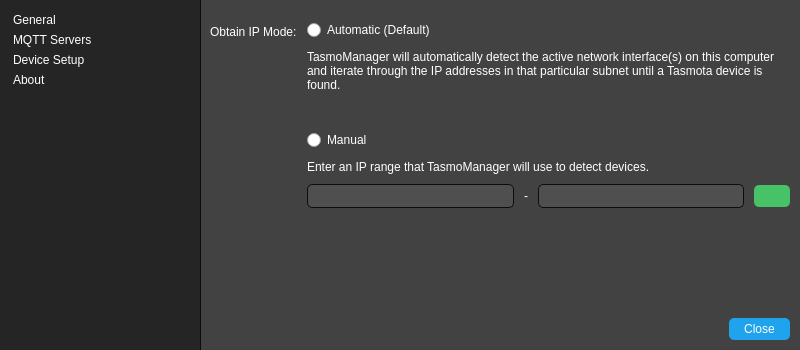
This is src/gui/preferencesdialog.ui in tom-23/TasmoManager as Qt 5 draws it before an edit. The edited form follows.
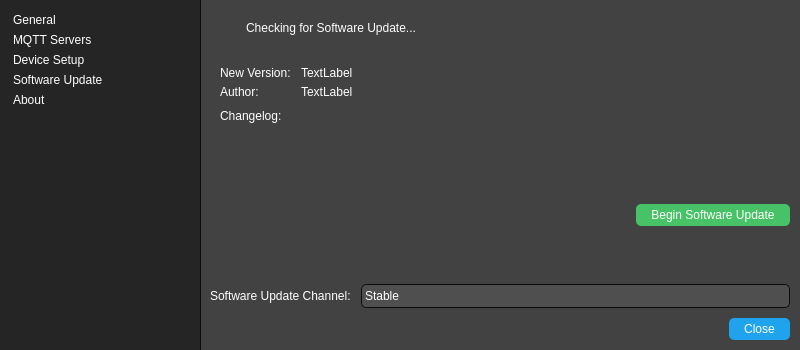
This is the edited form. Icons and pictures are not drawn.

Commit message: Added software update functionality which integrated nicely with GitHub Releases

```diff
--- a/src/gui/preferencesdialog.ui
+++ b/src/gui/preferencesdialog.ui
@@ -30,6 +30,11 @@
 	color: white;
 }
 
+#changelog {
+	background: transparent;
+	border: none;
+}
+
 QMessageBox {
 	background-color: rgb(37, 37, 37);
 }
@@ -96,18 +101,16 @@
 	border: 1px Solid #0C0C0C;
 }
 
-QComboBox::drop-down {border-width: 0px;} QComboBox::down-arrow {image: url(noimg); border-width: 0px;}
-
-QComboBox::drop-down {
-    background-color: rgb(66, 66, 66);
-	color: white;
-	border: 1px Solid #0C0C0C;
-}
+QComboBox::drop-down {border-width: 0px; } QComboBox::down-arrow {image: url(noimg); border-width: 0px;}
 
 #container {
 	background-color: rgb(66, 66, 66);
 	border: none;
 	border-left: 1px Solid #0C0C0C;
+}
+
+#qt_msgbox_informativelabel {
+	color: rgb(146, 146, 146);
 }</string>
   </property>
   <layout class="QHBoxLayout" name="horizontalLayout">
@@ -170,6 +173,15 @@
         <normaloff>:/24/assets/24_bulb_square.svg</normaloff>:/24/assets/24_bulb_square.svg</iconset>
       </property>
      </item>
+     <item>
+      <property name="text">
+       <string>Software Update</string>
+      </property>
+      <property name="icon">
+       <iconset resource="../../resources/resources.qrc">
+        <normaloff>:/24/assets/24_swupdate_square.svg</normaloff>:/24/assets/24_swupdate_square.svg</iconset>
+      </property>
+     </item>
      <item>
       <property name="text">
        <string>About</string>
@@ -202,7 +214,7 @@
       <item>
        <widget class="QStackedWidget" name="stackedWidget">
         <property name="currentIndex">
-         <number>2</number>
+         <number>3</number>
         </property>
         <widget class="QWidget" name="generalPage">
          <layout class="QFormLayout" name="formLayout_3">
@@ -513,6 +525,263 @@
           </item>
          </layout>
         </widget>
+        <widget class="QWidget" name="softwareUpdatePage">
+         <layout class="QVBoxLayout" name="verticalLayout_9">
+          <property name="spacing">
+           <number>10</number>
+          </property>
+          <property name="leftMargin">
+           <number>0</number>
+          </property>
+          <property name="topMargin">
+           <number>0</number>
+          </property>
+          <property name="rightMargin">
+           <number>0</number>
+          </property>
+          <property name="bottomMargin">
+           <number>0</number>
+          </property>
+          <item>
+           <widget class="QWidget" name="checkForUpdatesWIdget" native="true">
+            <layout class="QHBoxLayout" name="horizontalLayout_9">
+             <property name="spacing">
+              <number>10</number>
+             </property>
+             <property name="leftMargin">
+              <number>10</number>
+             </property>
+             <property name="topMargin">
+              <number>10</number>
+             </property>
+             <property name="rightMargin">
+              <number>10</number>
+             </property>
+             <property name="bottomMargin">
+              <number>10</number>
+             </property>
+             <item>
+              <widget class="QLabel" name="spinner">
+               <property name="minimumSize">
+                <size>
+                 <width>16</width>
+                 <height>16</height>
+                </size>
+               </property>
+               <property name="maximumSize">
+                <size>
+                 <width>16</width>
+                 <height>16</height>
+                </size>
+               </property>
+               <property name="text">
+                <string/>
+               </property>
+              </widget>
+             </item>
+             <item>
+              <widget class="QLabel" name="checkForUpdatesStatus">
+               <property name="text">
+                <string>Checking for Software Update...</string>
+               </property>
+              </widget>
+             </item>
+            </layout>
+           </widget>
+          </item>
+          <item>
+           <widget class="QWidget" name="softwareUpdateWidget" native="true">
+            <layout class="QVBoxLayout" name="verticalLayout_7">
+             <property name="spacing">
+              <number>0</number>
+             </property>
+             <property name="leftMargin">
+              <number>0</number>
+             </property>
+             <property name="topMargin">
+              <number>0</number>
+             </property>
+             <property name="rightMargin">
+              <number>0</number>
+             </property>
+             <property name="bottomMargin">
+              <number>0</number>
+             </property>
+             <item>
+              <layout class="QFormLayout" name="formLayout">
+               <property name="fieldGrowthPolicy">
+                <enum>QFormLayout::ExpandingFieldsGrow</enum>
+               </property>
+               <property name="horizontalSpacing">
+                <number>10</number>
+               </property>
+               <property name="verticalSpacing">
+                <number>5</number>
+               </property>
+               <property name="leftMargin">
+                <number>10</number>
+               </property>
+               <property name="topMargin">
+                <number>10</number>
+               </property>
+               <property name="rightMargin">
+                <number>0</number>
+               </property>
+               <property name="bottomMargin">
+                <number>0</number>
+               </property>
+               <item row="0" column="0">
+                <widget class="QLabel" name="label_4">
+                 <property name="text">
+                  <string>New Version:</string>
+                 </property>
+                </widget>
+               </item>
+               <item row="0" column="1">
+                <widget class="QLabel" name="newVersionLabel">
+                 <property name="text">
+                  <string>TextLabel</string>
+                 </property>
+                </widget>
+               </item>
+               <item row="1" column="0">
+                <widget class="QLabel" name="label_7">
+                 <property name="text">
+                  <string>Author:</string>
+                 </property>
+                </widget>
+               </item>
+               <item row="2" column="0">
+                <widget class="QLabel" name="label_6">
+                 <property name="text">
+                  <string>Changelog:</string>
+                 </property>
+                </widget>
+               </item>
+               <item row="1" column="1">
+                <widget class="QLabel" name="authorUsername">
+                 <property name="text">
+                  <string>TextLabel</string>
+                 </property>
+                 <property name="openExternalLinks">
+                  <bool>true</bool>
+                 </property>
+                </widget>
+               </item>
+               <item row="2" column="1">
+                <widget class="QTextEdit" name="changelog">
+                 <property name="sizePolicy">
+                  <sizepolicy hsizetype="Expanding" vsizetype="Preferred">
+                   <horstretch>0</horstretch>
+                   <verstretch>0</verstretch>
+                  </sizepolicy>
+                 </property>
+                 <property name="maximumSize">
+                  <size>
+                   <width>16777215</width>
+                   <height>100</height>
+                  </size>
+                 </property>
+                </widget>
+               </item>
+              </layout>
+             </item>
+             <item>
+              <layout class="QHBoxLayout" name="horizontalLayout_8">
+               <property name="spacing">
+                <number>5</number>
+               </property>
+               <item>
+                <spacer name="horizontalSpacer_2">
+                 <property name="orientation">
+                  <enum>Qt::Horizontal</enum>
+                 </property>
+                 <property name="sizeHint" stdset="0">
+                  <size>
+                   <width>40</width>
+                   <height>20</height>
+                  </size>
+                 </property>
+                </spacer>
+               </item>
+               <item>
+                <widget class="QPushButton" name="beginSoftwareUpdateButton">
+                 <property name="styleSheet">
+                  <string notr="true">background-color: #47c266;</string>
+                 </property>
+                 <property name="text">
+                  <string>Begin Software Update</string>
+                 </property>
+                </widget>
+               </item>
+              </layout>
+             </item>
+            </layout>
+           </widget>
+          </item>
+          <item>
+           <spacer name="verticalSpacer_3">
+            <property name="orientation">
+             <enum>Qt::Vertical</enum>
+            </property>
+            <property name="sizeHint" stdset="0">
+             <size>
+              <width>20</width>
+              <height>40</height>
+             </size>
+            </property>
+           </spacer>
+          </item>
+          <item>
+           <layout class="QFormLayout" name="formLayout_4">
+            <property name="fieldGrowthPolicy">
+             <enum>QFormLayout::ExpandingFieldsGrow</enum>
+            </property>
+            <property name="horizontalSpacing">
+             <number>10</number>
+            </property>
+            <property name="verticalSpacing">
+             <number>5</number>
+            </property>
+            <property name="topMargin">
+             <number>0</number>
+            </property>
+            <item row="0" column="0">
+             <widget class="QLabel" name="label_8">
+              <property name="text">
+               <string>Software Update Channel:</string>
+              </property>
+             </widget>
+            </item>
+            <item row="0" column="1">
+             <widget class="QComboBox" name="softwareUpdateChannel">
+              <property name="sizePolicy">
+               <sizepolicy hsizetype="Expanding" vsizetype="Preferred">
+                <horstretch>0</horstretch>
+                <verstretch>0</verstretch>
+               </sizepolicy>
+              </property>
+              <item>
+               <property name="text">
+                <string>Stable</string>
+               </property>
+              </item>
+              <item>
+               <property name="text">
+                <string>Alpha</string>
+               </property>
+              </item>
+              <item>
+               <property name="text">
+                <string>Beta</string>
+               </property>
+              </item>
+             </widget>
+            </item>
+           </layout>
+          </item>
+         </layout>
+        </widget>
         <widget class="QWidget" name="aboutPage">
          <layout class="QVBoxLayout" name="verticalLayout">
           <property name="spacing">
```
Left out of the diff: 1 changed line with no effect on the pictures. The commit also changes 23 other files.
